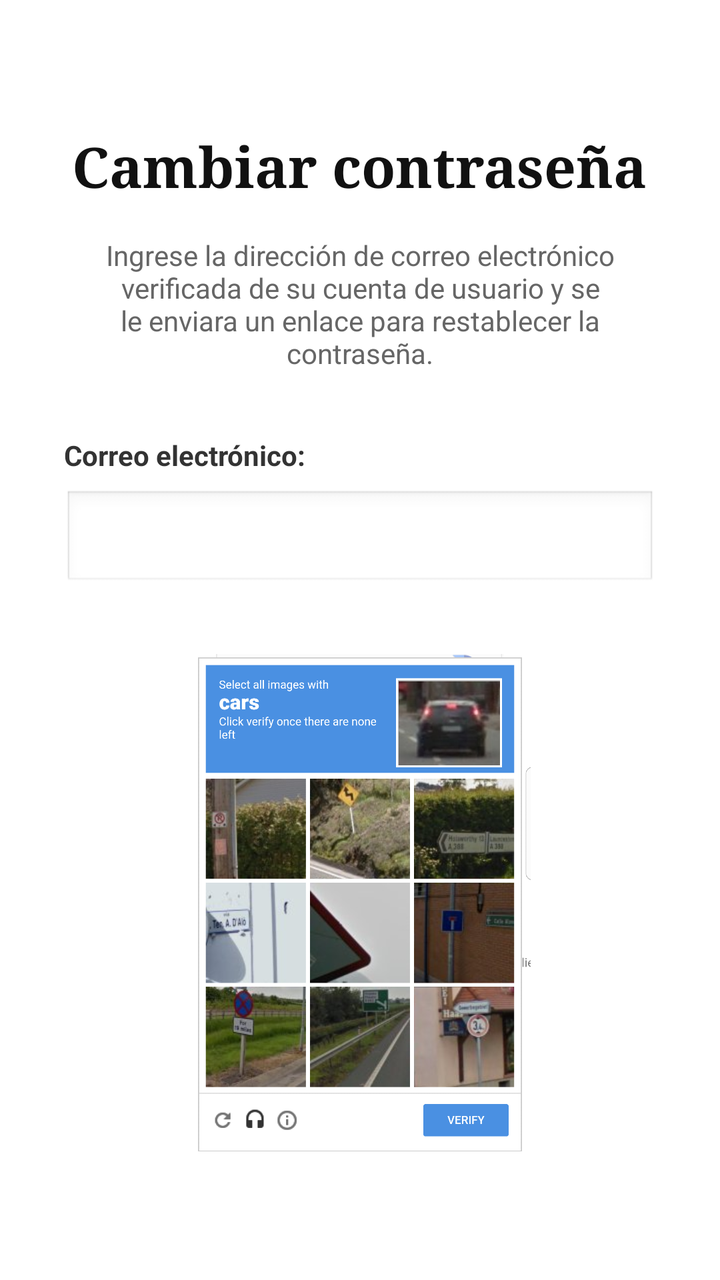
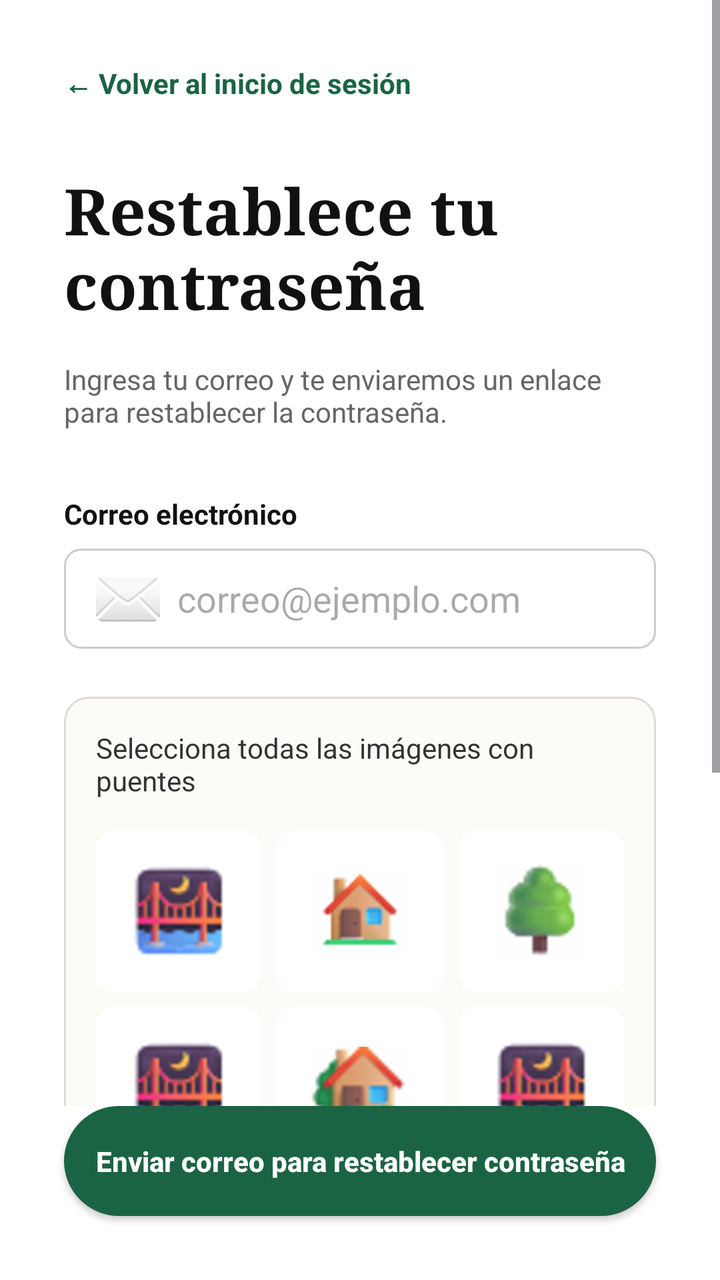

Screens rendered from an Android XML layout before and after an edit, with the pre-edit source and the edit as a unified diff.
<!-- AndroidManifest.xml: application theme Theme.ControlDeMedicamentos -->
<!-- res/layout/activity_recuperar_contrasena.xml -->
<?xml version="1.0" encoding="utf-8"?>
<LinearLayout xmlns:android="http://schemas.android.com/apk/res/android"
    android:layout_width="match_parent"
    android:layout_height="match_parent"
    android:orientation="vertical"
    android:padding="32dp"
    android:gravity="center_horizontal"
    android:background="#FFFFFF">

    <TextView
        android:layout_width="wrap_content"
        android:layout_height="wrap_content"
        android:text="Cambiar contraseña"
        android:fontFamily="serif"
        android:textSize="28sp"
        android:textStyle="bold"
        android:textColor="#111111"
        android:layout_marginTop="32dp"
        android:layout_marginBottom="16dp"/>

    <TextView
        android:layout_width="match_parent"
        android:layout_height="wrap_content"
        android:text="Ingrese la dirección de correo electrónico verificada de su cuenta de usuario y se le enviara un enlace para restablecer la contraseña."
        android:textSize="14sp"
        android:textColor="#666666"
        android:gravity="center"
        android:layout_marginBottom="32dp"/>

    <LinearLayout
        android:layout_width="match_parent"
        android:layout_height="wrap_content"
        android:orientation="vertical">
        <TextView
            android:layout_width="wrap_content"
            android:layout_height="wrap_content"
            android:text="Correo electrónico:"
            android:textStyle="bold"
            android:textColor="#333333"
            android:textSize="14sp"
            android:layout_marginBottom="8dp"/>
        <EditText
            android:layout_width="match_parent"
            android:layout_height="50dp"
            android:background="@android:drawable/edit_text"
            android:inputType="textEmailAddress"/>
    </LinearLayout>

    <ImageView
        android:layout_width="250dp"
        android:layout_height="250dp"
        android:layout_marginTop="32dp"
        android:layout_marginBottom="32dp"
        android:contentDescription="Imagen simulando el reCAPTCHA"
        android:src="@drawable/img_recaptcha" />

    <androidx.appcompat.widget.AppCompatButton
        android:layout_width="match_parent"
        android:layout_height="55dp"
        android:text="Enviar correo para\nrestablecer contraseña"
        android:background="@drawable/bg_boton_verde_oscuro"
        android:textColor="#FFFFFF"
        android:textStyle="bold"
        android:textAllCaps="false"/>

</LinearLayout>
<!-- resources referenced by this layout -->
<resources>
  <!-- drawable bg_boton_verde_oscuro (drawable) -->
  <?xml version="1.0" encoding="utf-8"?>
  <shape xmlns:android="http://schemas.android.com/apk/res/android" android:shape="rectangle">
      <solid android:color="#1B6443" /> <corners android:radius="50dp" /> </shape>
  <!-- drawable img_recaptcha: png bitmap (drawable, 992972 bytes) -->
  <style name="Theme.ControlDeMedicamentos" parent="Base.Theme.ControlDeMedicamentos" />
  <style name="Base.Theme.ControlDeMedicamentos" parent="Theme.Material3.DayNight.NoActionBar">
          
          
      </style>
</resources>

<!-- the commit's change to res/layout/activity_recuperar_contrasena.xml (unified diff, before → after) -->
@@ -1,66 +1,151 @@
 <?xml version="1.0" encoding="utf-8"?>
-<LinearLayout xmlns:android="http://schemas.android.com/apk/res/android"
+<androidx.constraintlayout.widget.ConstraintLayout
+    xmlns:android="http://schemas.android.com/apk/res/android"
+    xmlns:app="http://schemas.android.com/apk/res-auto"
     android:layout_width="match_parent"
     android:layout_height="match_parent"
-    android:orientation="vertical"
-    android:padding="32dp"
-    android:gravity="center_horizontal"
     android:background="#FFFFFF">
 
-    <TextView
-        android:layout_width="wrap_content"
-        android:layout_height="wrap_content"
-        android:text="Cambiar contraseña"
-        android:fontFamily="serif"
-        android:textSize="28sp"
-        android:textStyle="bold"
-        android:textColor="#111111"
-        android:layout_marginTop="32dp"
-        android:layout_marginBottom="16dp"/>
+    <ScrollView
+        android:layout_width="match_parent"
+        android:layout_height="0dp"
+        app:layout_constraintTop_toTopOf="parent"
+        app:layout_constraintBottom_toTopOf="@id/btn_enviar"
+        android:fillViewport="true">
 
-    <TextView
-        android:layout_width="match_parent"
-        android:layout_height="wrap_content"
-        android:text="Ingrese la dirección de correo electrónico verificada de su cuenta de usuario y se le enviara un enlace para restablecer la contraseña."
-        android:textSize="14sp"
-        android:textColor="#666666"
-        android:gravity="center"
-        android:layout_marginBottom="32dp"/>
+        <LinearLayout
+            android:layout_width="match_parent"
+            android:layout_height="wrap_content"
+            android:orientation="vertical"
+            android:padding="32dp">
 
-    <LinearLayout
-        android:layout_width="match_parent"
-        android:layout_height="wrap_content"
-        android:orientation="vertical">
-        <TextView
-            android:layout_width="wrap_content"
-            android:layout_height="wrap_content"
-            android:text="Correo electrónico:"
-            android:textStyle="bold"
-            android:textColor="#333333"
-            android:textSize="14sp"
-            android:layout_marginBottom="8dp"/>
-        <EditText
-            android:layout_width="match_parent"
-            android:layout_height="50dp"
-            android:background="@android:drawable/edit_text"
-            android:inputType="textEmailAddress"/>
-    </LinearLayout>
+            <TextView
+                android:id="@+id/tv_volver_inicio"
+                android:layout_width="wrap_content"
+                android:layout_height="wrap_content"
+                android:text="← Volver al inicio de sesión"
+                android:textColor="#1B6443"
+                android:textStyle="bold"
+                android:textSize="14sp"
+                android:layout_marginBottom="32dp"/>
 
-    <ImageView
-        android:layout_width="250dp"
-        android:layout_height="250dp"
-        android:layout_marginTop="32dp"
-        android:layout_marginBottom="32dp"
-        android:contentDescription="Imagen simulando el reCAPTCHA"
-        android:src="@drawable/img_recaptcha" />
+            <TextView
+                android:layout_width="wrap_content"
+                android:layout_height="wrap_content"
+                android:text="Restablece tu contraseña"
+                android:fontFamily="serif"
+                android:textStyle="bold"
+                android:textSize="32sp"
+                android:textColor="#111111"
+                android:layout_marginBottom="16dp"/>
+
+            <TextView
+                android:layout_width="match_parent"
+                android:layout_height="wrap_content"
+                android:text="Ingresa tu correo y te enviaremos un enlace para restablecer la contraseña."
+                android:textSize="14sp"
+                android:textColor="#666666"
+                android:layout_marginBottom="32dp"/>
+
+            <TextView
+                android:layout_width="wrap_content"
+                android:layout_height="wrap_content"
+                android:text="Correo electrónico"
+                android:textStyle="bold"
+                android:textColor="#111111"
+                android:textSize="14sp"
+                android:layout_marginBottom="8dp"/>
+
+            <EditText
+                android:layout_width="match_parent"
+                android:layout_height="50dp"
+                android:background="@drawable/bg_input_redondeado"
+                android:hint="  correo@ejemplo.com"
+                android:drawableStart="@android:drawable/ic_dialog_email"
+                android:paddingHorizontal="16dp"
+                android:inputType="textEmailAddress"
+                android:layout_marginBottom="24dp"/>
+
+            <LinearLayout
+                android:layout_width="match_parent"
+                android:layout_height="wrap_content"
+                android:orientation="vertical"
+                android:background="@drawable/bg_captcha_box"
+                android:padding="16dp"
+                android:layout_marginBottom="16dp">
+
+                <TextView
+                    android:layout_width="wrap_content"
+                    android:layout_height="wrap_content"
+                    android:text="Selecciona todas las imágenes con puentes"
+                    android:textColor="#333333"
+                    android:textSize="14sp"
+                    android:layout_marginBottom="16dp"/>
+
+                <LinearLayout
+                    android:layout_width="match_parent"
+                    android:layout_height="wrap_content"
+                    android:orientation="vertical">
+
+                    <LinearLayout
+                        android:layout_width="match_parent"
+                        android:layout_height="80dp"
+                        android:orientation="horizontal"
+                        android:layout_marginBottom="8dp">
+                        <ImageView android:layout_width="0dp" android:layout_weight="1" android:layout_height="match_parent" android:background="@drawable/bg_captcha_image" android:padding="16dp" android:src="@drawable/puente" android:layout_marginEnd="4dp"/>
+                        <ImageView android:layout_width="0dp" android:layout_weight="1" android:layout_height="match_parent" android:background="@drawable/bg_captcha_image" android:padding="16dp" android:src="@drawable/casa_1" android:layout_marginHorizontal="4dp"/>
+                        <ImageView android:layout_width="0dp" android:layout_weight="1" android:layout_height="match_parent" android:background="@drawable/bg_captcha_image" android:padding="16dp" android:src="@drawable/arbol_1" android:layout_marginStart="4dp"/>
+                    </LinearLayout>
+
+                    <LinearLayout
+                        android:layout_width="match_parent"
+                        android:layout_height="80dp"
+                        android:orientation="horizontal"
+                        android:layout_marginBottom="8dp">
+                        <ImageView android:layout_width="0dp" android:layout_weight="1" android:layout_height="match_parent" android:background="@drawable/bg_captcha_image" android:padding="16dp" android:src="@drawable/puente" android:layout_marginEnd="4dp"/>
+                        <ImageView android:layout_width="0dp" android:layout_weight="1" android:layout_height="match_parent" android:background="@drawable/bg_captcha_image" android:padding="16dp" android:src="@drawable/casa_2" android:layout_marginHorizontal="4dp"/>
+                        <ImageView android:layout_width="0dp" android:layout_weight="1" android:layout_height="match_parent" android:background="@drawable/bg_captcha_image" android:padding="16dp" android:src="@drawable/puente" android:layout_marginStart="4dp"/>
+                    </LinearLayout>
+
+                    <LinearLayout
+                        android:layout_width="match_parent"
+                        android:layout_height="80dp"
+                        android:orientation="horizontal"
+                        android:layout_marginBottom="16dp">
+                        <ImageView android:layout_width="0dp" android:layout_weight="1" android:layout_height="match_parent" android:background="@drawable/bg_captcha_image" android:padding="16dp" android:src="@drawable/casa_3" android:layout_marginEnd="4dp"/>
+                        <ImageView android:layout_width="0dp" android:layout_weight="1" android:layout_height="match_parent" android:background="@drawable/bg_captcha_image" android:padding="16dp" android:src="@drawable/arbol_2" android:layout_marginHorizontal="4dp"/>
+                        <ImageView android:layout_width="0dp" android:layout_weight="1" android:layout_height="match_parent" android:background="@drawable/bg_captcha_image" android:padding="16dp" android:src="@drawable/puente" android:layout_marginStart="4dp"/>
+                    </LinearLayout>
+                </LinearLayout>
+
+                <androidx.appcompat.widget.AppCompatButton
+                    android:layout_width="wrap_content"
+                    android:layout_height="40dp"
+                    android:background="@drawable/bg_boton_verify"
+                    android:backgroundTint="@null"
+                    android:text="VERIFY"
+                    android:textColor="#FFFFFF"
+                    android:textStyle="bold"
+                    android:paddingHorizontal="24dp"/>
+            </LinearLayout>
+        </LinearLayout>
+    </ScrollView>
 
     <androidx.appcompat.widget.AppCompatButton
+        android:id="@+id/btn_enviar"
         android:layout_width="match_parent"
         android:layout_height="55dp"
-        android:text="Enviar correo para\nrestablecer contraseña"
+        android:layout_marginHorizontal="32dp"
+        android:layout_marginTop="16dp"
+        android:layout_marginBottom="32dp"
         android:background="@drawable/bg_boton_verde_oscuro"
+        android:backgroundTint="@null"
+        android:text="Enviar correo para restablecer contraseña"
         android:textColor="#FFFFFF"
+        android:textAllCaps="false"
         android:textStyle="bold"
-        android:textAllCaps="false"/>
+        app:layout_constraintBottom_toBottomOf="parent"
+        app:layout_constraintEnd_toEndOf="parent"
+        app:layout_constraintStart_toStartOf="parent" />
 
-</LinearLayout>
+</androidx.constraintlayout.widget.ConstraintLayout>
<!-- resource entries referenced after the edit -->
@@ -1,10 +1,33 @@
 <!-- resources referenced by this layout -->
 <resources>
+  <!-- drawable arbol_1: png bitmap (drawable, 5650 bytes) -->
+  <!-- drawable arbol_2: png bitmap (drawable, 4381 bytes) -->
   <!-- drawable bg_boton_verde_oscuro (drawable) -->
   <?xml version="1.0" encoding="utf-8"?>
   <shape xmlns:android="http://schemas.android.com/apk/res/android" android:shape="rectangle">
       <solid android:color="#1B6443" /> <corners android:radius="50dp" /> </shape>
-  <!-- drawable img_recaptcha: png bitmap (drawable, 992972 bytes) -->
+  <!-- drawable bg_boton_verify (drawable) -->
+  <?xml version="1.0" encoding="utf-8"?>
+  <shape xmlns:android="http://schemas.android.com/apk/res/android" android:shape="rectangle">
+      <solid android:color="#4A4B4D" /> <corners android:radius="6dp" /> </shape>
+  <!-- drawable bg_captcha_box (drawable) -->
+  <?xml version="1.0" encoding="utf-8"?>
+  <shape xmlns:android="http://schemas.android.com/apk/res/android" android:shape="rectangle">
+      <solid android:color="#FDFBF7" /> <stroke android:width="1dp" android:color="#E0DCD3" /> <corners android:radius="12dp" /> </shape>
+  <!-- drawable bg_captcha_image (drawable) -->
+  <?xml version="1.0" encoding="utf-8"?>
+  <shape xmlns:android="http://schemas.android.com/apk/res/android" android:shape="rectangle">
+      <solid android:color="#FFFFFF" />
+      <corners android:radius="8dp" />
+  </shape>
+  <!-- drawable bg_input_redondeado (drawable) -->
+  <?xml version="1.0" encoding="utf-8"?>
+  <shape xmlns:android="http://schemas.android.com/apk/res/android" android:shape="rectangle">
+      <solid android:color="#FFFFFF" /> <stroke android:width="1dp" android:color="#CCCCCC" /> <corners android:radius="8dp" /> </shape>
+  <!-- drawable casa_1: png bitmap (drawable, 7098 bytes) -->
+  <!-- drawable casa_2: png bitmap (drawable, 6921 bytes) -->
+  <!-- drawable casa_3: png bitmap (drawable, 7742 bytes) -->
+  <!-- drawable puente: png bitmap (drawable, 9362 bytes) -->
   <style name="Theme.ControlDeMedicamentos" parent="Base.Theme.ControlDeMedicamentos" />
   <style name="Base.Theme.ControlDeMedicamentos" parent="Theme.Material3.DayNight.NoActionBar">
           
